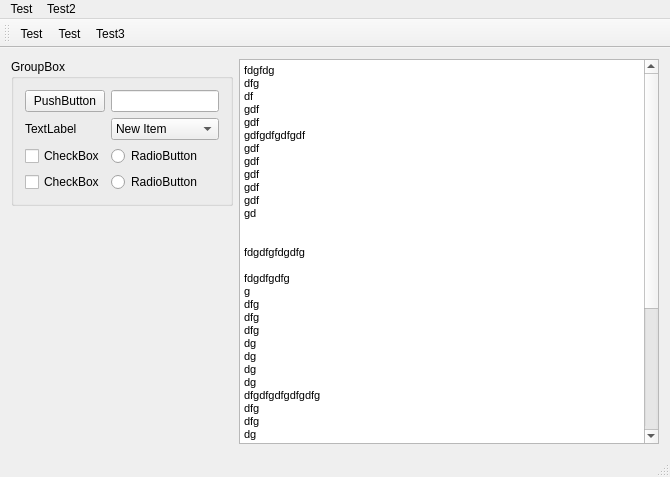
Jorgen-VikingGod/Qt-Frameless-Window-DarkStyle, file mainwindow.ui: the form before one commit.
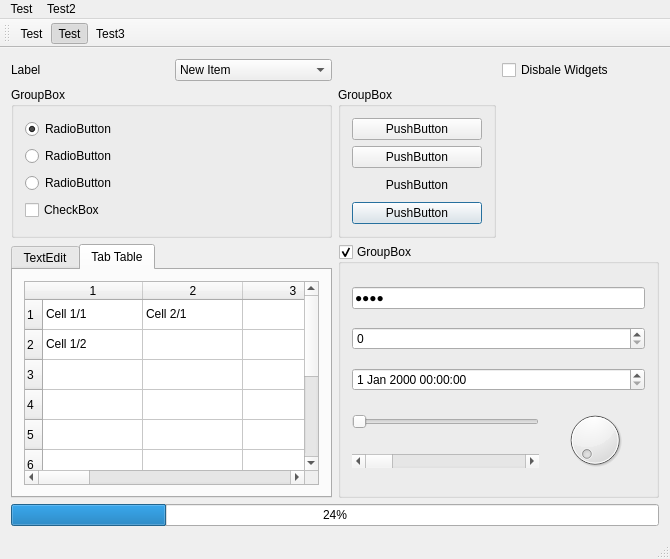
The form after the commit.

Commit message: update stylesheets for disabled elements and add QTreeView and QSlider

```diff
--- a/mainwindow.ui
+++ b/mainwindow.ui
@@ -7,153 +7,350 @@
     <x>0</x>
     <y>0</y>
     <width>670</width>
-    <height>477</height>
+    <height>559</height>
    </rect>
   </property>
   <property name="windowTitle">
    <string>MainWindow</string>
   </property>
   <widget class="QWidget" name="centralWidget">
-   <layout class="QGridLayout" name="gridLayout_2" columnstretch="0,1">
+   <layout class="QGridLayout" name="gridLayout_2">
     <item row="0" column="0">
+     <widget class="QLabel" name="label">
+      <property name="text">
+       <string>Label</string>
+      </property>
+     </widget>
+    </item>
+    <item row="0" column="1">
+     <widget class="QComboBox" name="comboBox">
+      <item>
+       <property name="text">
+        <string>New Item</string>
+       </property>
+      </item>
+      <item>
+       <property name="text">
+        <string>New Item 2</string>
+       </property>
+      </item>
+      <item>
+       <property name="text">
+        <string>New Item 3</string>
+       </property>
+      </item>
+     </widget>
+    </item>
+    <item row="0" column="3">
+     <widget class="QCheckBox" name="checkBox_4">
+      <property name="text">
+       <string>Disbale Widgets</string>
+      </property>
+      <property name="checked">
+       <bool>false</bool>
+      </property>
+     </widget>
+    </item>
+    <item row="1" column="0" colspan="2">
      <widget class="QGroupBox" name="groupBox">
       <property name="title">
        <string>GroupBox</string>
       </property>
-      <layout class="QGridLayout" name="gridLayout">
-       <item row="0" column="0">
-        <widget class="QPushButton" name="pushButton">
-         <property name="text">
-          <string>PushButton</string>
-         </property>
-        </widget>
-       </item>
-       <item row="0" column="1">
-        <widget class="QLineEdit" name="lineEdit"/>
-       </item>
-       <item row="1" column="0">
-        <widget class="QLabel" name="label">
-         <property name="text">
-          <string>TextLabel</string>
-         </property>
-        </widget>
-       </item>
-       <item row="1" column="1">
-        <widget class="QComboBox" name="comboBox">
-         <item>
-          <property name="text">
-           <string>New Item</string>
-          </property>
-         </item>
-         <item>
-          <property name="text">
-           <string>New Item 2</string>
-          </property>
-         </item>
-         <item>
-          <property name="text">
-           <string>New Item 3</string>
-          </property>
-         </item>
-        </widget>
-       </item>
-       <item row="2" column="0">
-        <widget class="QCheckBox" name="checkBox">
-         <property name="text">
-          <string>CheckBox</string>
-         </property>
-        </widget>
-       </item>
-       <item row="2" column="1">
+      <layout class="QVBoxLayout" name="verticalLayout_4">
+       <item>
         <widget class="QRadioButton" name="radioButton">
          <property name="text">
           <string>RadioButton</string>
          </property>
-        </widget>
-       </item>
-       <item row="3" column="0">
-        <widget class="QCheckBox" name="checkBox_2">
-         <property name="text">
-          <string>CheckBox</string>
+         <property name="checked">
+          <bool>true</bool>
          </property>
         </widget>
        </item>
-       <item row="3" column="1">
+       <item>
         <widget class="QRadioButton" name="radioButton_2">
          <property name="text">
           <string>RadioButton</string>
          </property>
         </widget>
        </item>
+       <item>
+        <widget class="QRadioButton" name="radioButton_3">
+         <property name="text">
+          <string>RadioButton</string>
+         </property>
+        </widget>
+       </item>
+       <item>
+        <widget class="QCheckBox" name="checkBox">
+         <property name="text">
+          <string>CheckBox</string>
+         </property>
+         <property name="checkable">
+          <bool>true</bool>
+         </property>
+         <property name="checked">
+          <bool>false</bool>
+         </property>
+         <property name="autoExclusive">
+          <bool>false</bool>
+         </property>
+         <property name="tristate">
+          <bool>true</bool>
+         </property>
+        </widget>
+       </item>
       </layout>
      </widget>
     </item>
-    <item row="0" column="1" rowspan="2">
-     <widget class="QTextEdit" name="textEdit">
-      <property name="html">
-       <string>&lt;!DOCTYPE HTML PUBLIC &quot;-//W3C//DTD HTML 4.0//EN&quot; &quot;http://www.w3.org/TR/REC-html40/strict.dtd&quot;&gt;
+    <item row="1" column="2">
+     <widget class="QGroupBox" name="groupBox_2">
+      <property name="title">
+       <string>GroupBox</string>
+      </property>
+      <layout class="QVBoxLayout" name="verticalLayout_3">
+       <item>
+        <widget class="QPushButton" name="pushButton">
+         <property name="text">
+          <string>PushButton</string>
+         </property>
+        </widget>
+       </item>
+       <item>
+        <widget class="QPushButton" name="pushButton_2">
+         <property name="text">
+          <string>PushButton</string>
+         </property>
+         <property name="checkable">
+          <bool>true</bool>
+         </property>
+        </widget>
+       </item>
+       <item>
+        <widget class="QPushButton" name="pushButton_3">
+         <property name="text">
+          <string>PushButton</string>
+         </property>
+         <property name="flat">
+          <bool>true</bool>
+         </property>
+        </widget>
+       </item>
+       <item>
+        <widget class="QPushButton" name="pushButton_4">
+         <property name="text">
+          <string>PushButton</string>
+         </property>
+         <property name="default">
+          <bool>true</bool>
+         </property>
+        </widget>
+       </item>
+      </layout>
+     </widget>
+    </item>
+    <item row="2" column="0" colspan="2">
+     <widget class="QTabWidget" name="tabWidget">
+      <property name="currentIndex">
+       <number>1</number>
+      </property>
+      <widget class="QWidget" name="tab">
+       <attribute name="title">
+        <string>TextEdit</string>
+       </attribute>
+       <layout class="QVBoxLayout" name="verticalLayout">
+        <item>
+         <widget class="QTextEdit" name="textEdit">
+          <property name="html">
+           <string>&lt;!DOCTYPE HTML PUBLIC &quot;-//W3C//DTD HTML 4.0//EN&quot; &quot;http://www.w3.org/TR/REC-html40/strict.dtd&quot;&gt;
 &lt;html&gt;&lt;head&gt;&lt;meta name=&quot;qrichtext&quot; content=&quot;1&quot; /&gt;&lt;style type=&quot;text/css&quot;&gt;
 p, li { white-space: pre-wrap; }
-&lt;/style&gt;&lt;/head&gt;&lt;body style=&quot; font-family:'MS Shell Dlg 2'; font-size:8.25pt; font-weight:400; font-style:normal;&quot;&gt;
-&lt;p style=&quot; margin-top:0px; margin-bottom:0px; margin-left:0px; margin-right:0px; -qt-block-indent:0; text-indent:0px;&quot;&gt;fdgfdg&lt;/p&gt;
-&lt;p style=&quot; margin-top:0px; margin-bottom:0px; margin-left:0px; margin-right:0px; -qt-block-indent:0; text-indent:0px;&quot;&gt;dfg&lt;/p&gt;
-&lt;p style=&quot; margin-top:0px; margin-bottom:0px; margin-left:0px; margin-right:0px; -qt-block-indent:0; text-indent:0px;&quot;&gt;df&lt;/p&gt;
-&lt;p style=&quot; margin-top:0px; margin-bottom:0px; margin-left:0px; margin-right:0px; -qt-block-indent:0; text-indent:0px;&quot;&gt;gdf&lt;/p&gt;
-&lt;p style=&quot; margin-top:0px; margin-bottom:0px; margin-left:0px; margin-right:0px; -qt-block-indent:0; text-indent:0px;&quot;&gt;gdf&lt;/p&gt;
-&lt;p style=&quot; margin-top:0px; margin-bottom:0px; margin-left:0px; margin-right:0px; -qt-block-indent:0; text-indent:0px;&quot;&gt;gdfgdfgdfgdf&lt;/p&gt;
-&lt;p style=&quot; margin-top:0px; margin-bottom:0px; margin-left:0px; margin-right:0px; -qt-block-indent:0; text-indent:0px;&quot;&gt;gdf&lt;/p&gt;
-&lt;p style=&quot; margin-top:0px; margin-bottom:0px; margin-left:0px; margin-right:0px; -qt-block-indent:0; text-indent:0px;&quot;&gt;gdf&lt;/p&gt;
-&lt;p style=&quot; margin-top:0px; margin-bottom:0px; margin-left:0px; margin-right:0px; -qt-block-indent:0; text-indent:0px;&quot;&gt;gdf&lt;/p&gt;
-&lt;p style=&quot; margin-top:0px; margin-bottom:0px; margin-left:0px; margin-right:0px; -qt-block-indent:0; text-indent:0px;&quot;&gt;gdf&lt;/p&gt;
-&lt;p style=&quot; margin-top:0px; margin-bottom:0px; margin-left:0px; margin-right:0px; -qt-block-indent:0; text-indent:0px;&quot;&gt;gdf&lt;/p&gt;
-&lt;p style=&quot; margin-top:0px; margin-bottom:0px; margin-left:0px; margin-right:0px; -qt-block-indent:0; text-indent:0px;&quot;&gt;gd&lt;/p&gt;
-&lt;p style=&quot;-qt-paragraph-type:empty; margin-top:0px; margin-bottom:0px; margin-left:0px; margin-right:0px; -qt-block-indent:0; text-indent:0px;&quot;&gt;&lt;br /&gt;&lt;/p&gt;
-&lt;p style=&quot;-qt-paragraph-type:empty; margin-top:0px; margin-bottom:0px; margin-left:0px; margin-right:0px; -qt-block-indent:0; text-indent:0px;&quot;&gt;&lt;br /&gt;&lt;/p&gt;
-&lt;p style=&quot; margin-top:0px; margin-bottom:0px; margin-left:0px; margin-right:0px; -qt-block-indent:0; text-indent:0px;&quot;&gt;fdgdfgfdgdfg&lt;/p&gt;
-&lt;p style=&quot;-qt-paragraph-type:empty; margin-top:0px; margin-bottom:0px; margin-left:0px; margin-right:0px; -qt-block-indent:0; text-indent:0px;&quot;&gt;&lt;br /&gt;&lt;/p&gt;
-&lt;p style=&quot; margin-top:0px; margin-bottom:0px; margin-left:0px; margin-right:0px; -qt-block-indent:0; text-indent:0px;&quot;&gt;fdgdfgdfg&lt;/p&gt;
-&lt;p style=&quot; margin-top:0px; margin-bottom:0px; margin-left:0px; margin-right:0px; -qt-block-indent:0; text-indent:0px;&quot;&gt;g&lt;/p&gt;
-&lt;p style=&quot; margin-top:0px; margin-bottom:0px; margin-left:0px; margin-right:0px; -qt-block-indent:0; text-indent:0px;&quot;&gt;dfg&lt;/p&gt;
-&lt;p style=&quot; margin-top:0px; margin-bottom:0px; margin-left:0px; margin-right:0px; -qt-block-indent:0; text-indent:0px;&quot;&gt;dfg&lt;/p&gt;
-&lt;p style=&quot; margin-top:0px; margin-bottom:0px; margin-left:0px; margin-right:0px; -qt-block-indent:0; text-indent:0px;&quot;&gt;dfg&lt;/p&gt;
-&lt;p style=&quot; margin-top:0px; margin-bottom:0px; margin-left:0px; margin-right:0px; -qt-block-indent:0; text-indent:0px;&quot;&gt;dg&lt;/p&gt;
-&lt;p style=&quot; margin-top:0px; margin-bottom:0px; margin-left:0px; margin-right:0px; -qt-block-indent:0; text-indent:0px;&quot;&gt;dg&lt;/p&gt;
-&lt;p style=&quot; margin-top:0px; margin-bottom:0px; margin-left:0px; margin-right:0px; -qt-block-indent:0; text-indent:0px;&quot;&gt;dg&lt;/p&gt;
-&lt;p style=&quot; margin-top:0px; margin-bottom:0px; margin-left:0px; margin-right:0px; -qt-block-indent:0; text-indent:0px;&quot;&gt;dg&lt;/p&gt;
-&lt;p style=&quot; margin-top:0px; margin-bottom:0px; margin-left:0px; margin-right:0px; -qt-block-indent:0; text-indent:0px;&quot;&gt;dfgdfgdfgdfgdfg&lt;/p&gt;
-&lt;p style=&quot; margin-top:0px; margin-bottom:0px; margin-left:0px; margin-right:0px; -qt-block-indent:0; text-indent:0px;&quot;&gt;dfg&lt;/p&gt;
-&lt;p style=&quot; margin-top:0px; margin-bottom:0px; margin-left:0px; margin-right:0px; -qt-block-indent:0; text-indent:0px;&quot;&gt;dfg&lt;/p&gt;
-&lt;p style=&quot; margin-top:0px; margin-bottom:0px; margin-left:0px; margin-right:0px; -qt-block-indent:0; text-indent:0px;&quot;&gt;dg&lt;/p&gt;
-&lt;p style=&quot; margin-top:0px; margin-bottom:0px; margin-left:0px; margin-right:0px; -qt-block-indent:0; text-indent:0px;&quot;&gt;g&lt;/p&gt;
-&lt;p style=&quot;-qt-paragraph-type:empty; margin-top:0px; margin-bottom:0px; margin-left:0px; margin-right:0px; -qt-block-indent:0; text-indent:0px;&quot;&gt;&lt;br /&gt;&lt;/p&gt;
-&lt;p style=&quot;-qt-paragraph-type:empty; margin-top:0px; margin-bottom:0px; margin-left:0px; margin-right:0px; -qt-block-indent:0; text-indent:0px;&quot;&gt;&lt;br /&gt;&lt;/p&gt;
-&lt;p style=&quot;-qt-paragraph-type:empty; margin-top:0px; margin-bottom:0px; margin-left:0px; margin-right:0px; -qt-block-indent:0; text-indent:0px;&quot;&gt;&lt;br /&gt;&lt;/p&gt;
-&lt;p style=&quot;-qt-paragraph-type:empty; margin-top:0px; margin-bottom:0px; margin-left:0px; margin-right:0px; -qt-block-indent:0; text-indent:0px;&quot;&gt;&lt;br /&gt;&lt;/p&gt;
-&lt;p style=&quot;-qt-paragraph-type:empty; margin-top:0px; margin-bottom:0px; margin-left:0px; margin-right:0px; -qt-block-indent:0; text-indent:0px;&quot;&gt;&lt;br /&gt;&lt;/p&gt;
-&lt;p style=&quot;-qt-paragraph-type:empty; margin-top:0px; margin-bottom:0px; margin-left:0px; margin-right:0px; -qt-block-indent:0; text-indent:0px;&quot;&gt;&lt;br /&gt;&lt;/p&gt;
-&lt;p style=&quot;-qt-paragraph-type:empty; margin-top:0px; margin-bottom:0px; margin-left:0px; margin-right:0px; -qt-block-indent:0; text-indent:0px;&quot;&gt;&lt;br /&gt;&lt;/p&gt;
-&lt;p style=&quot; margin-top:0px; margin-bottom:0px; margin-left:0px; margin-right:0px; -qt-block-indent:0; text-indent:0px;&quot;&gt;fdgdfgdfgfd&lt;/p&gt;
-&lt;p style=&quot; margin-top:0px; margin-bottom:0px; margin-left:0px; margin-right:0px; -qt-block-indent:0; text-indent:0px;&quot;&gt;df&lt;/p&gt;
-&lt;p style=&quot; margin-top:0px; margin-bottom:0px; margin-left:0px; margin-right:0px; -qt-block-indent:0; text-indent:0px;&quot;&gt;gdf&lt;/p&gt;
-&lt;p style=&quot; margin-top:0px; margin-bottom:0px; margin-left:0px; margin-right:0px; -qt-block-indent:0; text-indent:0px;&quot;&gt;gd&lt;/p&gt;
-&lt;p style=&quot; margin-top:0px; margin-bottom:0px; margin-left:0px; margin-right:0px; -qt-block-indent:0; text-indent:0px;&quot;&gt;gdg&lt;/p&gt;
-&lt;p style=&quot;-qt-paragraph-type:empty; margin-top:0px; margin-bottom:0px; margin-left:0px; margin-right:0px; -qt-block-indent:0; text-indent:0px;&quot;&gt;&lt;br /&gt;&lt;/p&gt;
-&lt;p style=&quot; margin-top:0px; margin-bottom:0px; margin-left:0px; margin-right:0px; -qt-block-indent:0; text-indent:0px;&quot;&gt;gdfgdfg&lt;/p&gt;&lt;/body&gt;&lt;/html&gt;</string>
-      </property>
+&lt;/style&gt;&lt;/head&gt;&lt;body style=&quot; font-family:'.SF NS Text'; font-size:13pt; font-weight:400; font-style:normal;&quot;&gt;
+&lt;p style=&quot; margin-top:0px; margin-bottom:0px; margin-left:0px; margin-right:0px; -qt-block-indent:0; text-indent:0px;&quot;&gt;test&lt;br /&gt;test&lt;br /&gt;test&lt;br /&gt;test&lt;br /&gt;test&lt;br /&gt;test&lt;br /&gt;test&lt;br /&gt;test&lt;br /&gt;test&lt;br /&gt;test&lt;br /&gt;test&lt;br /&gt;test&lt;br /&gt;test&lt;br /&gt;test&lt;br /&gt;test&lt;br /&gt;test&lt;br /&gt;test&lt;br /&gt;test&lt;br /&gt;test&lt;br /&gt;test&lt;br /&gt;test&lt;br /&gt;test&lt;br /&gt;test&lt;br /&gt;test&lt;br /&gt;test&lt;br /&gt;test&lt;br /&gt;test&lt;br /&gt;test&lt;br /&gt;test&lt;br /&gt;test&lt;br /&gt;test&lt;br /&gt;test&lt;br /&gt;test&lt;br /&gt;test&lt;br /&gt;test&lt;br /&gt;test&lt;br /&gt;test&lt;br /&gt;test&lt;br /&gt;test&lt;br /&gt;test&lt;br /&gt;test&lt;br /&gt;test&lt;br /&gt;test&lt;br /&gt;test&lt;br /&gt;test&lt;br /&gt;test&lt;br /&gt;test&lt;br /&gt;test&lt;br /&gt;test&lt;br /&gt;test&lt;br /&gt;test&lt;br /&gt;test&lt;br /&gt;test&lt;br /&gt;test&lt;br /&gt;test&lt;br /&gt;test&lt;br /&gt;test&lt;br /&gt;test&lt;br /&gt;test&lt;br /&gt;test&lt;br /&gt;test&lt;br /&gt;test&lt;br /&gt;test&lt;br /&gt;test&lt;br /&gt;test&lt;br /&gt;test&lt;br /&gt;&lt;/p&gt;&lt;/body&gt;&lt;/html&gt;</string>
+          </property>
+         </widget>
+        </item>
+       </layout>
+      </widget>
+      <widget class="QWidget" name="tab_2">
+       <attribute name="title">
+        <string>Tab Table</string>
+       </attribute>
+       <layout class="QVBoxLayout" name="verticalLayout_2">
+        <item>
+         <widget class="QTableWidget" name="tableWidget">
+          <row>
+           <property name="text">
+            <string>1</string>
+           </property>
+          </row>
+          <row>
+           <property name="text">
+            <string>2</string>
+           </property>
+          </row>
+          <row>
+           <property name="text">
+            <string>3</string>
+           </property>
+          </row>
+          <row>
+           <property name="text">
+            <string>4</string>
+           </property>
+          </row>
+          <row>
+           <property name="text">
+            <string>5</string>
+           </property>
+          </row>
+          <row>
+           <property name="text">
+            <string>6</string>
+           </property>
+          </row>
+          <row>
+           <property name="text">
+            <string>7</string>
+           </property>
+          </row>
+          <row>
+           <property name="text">
+            <string>8</string>
+           </property>
+          </row>
+          <row>
+           <property name="text">
+            <string>9</string>
+           </property>
+          </row>
+          <row>
+           <property name="text">
+            <string>10</string>
+           </property>
+          </row>
+          <column>
+           <property name="text">
+            <string>1</string>
+           </property>
+          </column>
+          <column>
+           <property name="text">
+            <string>2</string>
+           </property>
+          </column>
+          <column>
+           <property name="text">
+            <string>3</string>
+           </property>
+          </column>
+          <column>
+           <property name="text">
+            <string>4</string>
+           </property>
+          </column>
+          <column>
+           <property name="text">
+            <string>5</string>
+           </property>
+          </column>
+          <column>
+           <property name="text">
+            <string>6</string>
+           </property>
+          </column>
+          <column>
+           <property name="text">
+            <string>7</string>
+           </property>
+          </column>
+          <column>
+           <property name="text">
+            <string>8</string>
+           </property>
+          </column>
+          <column>
+           <property name="text">
+            <string>9</string>
+           </property>
+          </column>
+          <column>
+           <property name="text">
+            <string>10</string>
+           </property>
+          </column>
+          <item row="0" column="0">
+           <property name="text">
+            <string>Cell 1/1</string>
+           </property>
+          </item>
+          <item row="0" column="1">
+           <property name="text">
+            <string>Cell 2/1</string>
+           </property>
+          </item>
+          <item row="1" column="0">
+           <property name="text">
+            <string>Cell 1/2</string>
+           </property>
+          </item>
+         </widget>
+        </item>
+       </layout>
+      </widget>
      </widget>
     </item>
-    <item row="1" column="0">
-     <spacer name="verticalSpacer">
-      <property name="orientation">
-       <enum>Qt::Vertical</enum>
+    <item row="2" column="2" colspan="2">
+     <widget class="QGroupBox" name="groupBox_3">
+      <property name="title">
+       <string>GroupBox</string>
       </property>
-      <property name="sizeHint" stdset="0">
-       <size>
-        <width>20</width>
-        <height>239</height>
-       </size>
+      <property name="checkable">
+       <bool>true</bool>
       </property>
-     </spacer>
+      <layout class="QGridLayout" name="gridLayout">
+       <item row="0" column="0" colspan="2">
+        <widget class="QLineEdit" name="lineEdit">
+         <property name="text">
+          <string>test</string>
+         </property>
+         <property name="echoMode">
+          <enum>QLineEdit::Password</enum>
+         </property>
+        </widget>
+       </item>
+       <item row="1" column="0" colspan="2">
+        <widget class="QSpinBox" name="spinBox"/>
+       </item>
+       <item row="2" column="0" colspan="2">
+        <widget class="QDateTimeEdit" name="dateTimeEdit"/>
+       </item>
+       <item row="3" column="0">
+        <widget class="QSlider" name="horizontalSlider">
+         <property name="orientation">
+          <enum>Qt::Horizontal</enum>
+         </property>
+        </widget>
+       </item>
+       <item row="3" column="1" rowspan="2">
+        <widget class="QDial" name="dial"/>
+       </item>
+       <item row="4" column="0">
+        <widget class="QScrollBar" name="horizontalScrollBar">
+         <property name="orientation">
+          <enum>Qt::Horizontal</enum>
+         </property>
+        </widget>
+       </item>
+      </layout>
+     </widget>
+    </item>
+    <item row="3" column="0" colspan="4">
+     <widget class="QProgressBar" name="progressBar">
+      <property name="value">
+       <number>24</number>
+      </property>
+     </widget>
     </item>
    </layout>
   </widget>
@@ -209,6 +406,12 @@
    </property>
   </action>
   <action name="actionTest_2">
+   <property name="checkable">
+    <bool>true</bool>
+   </property>
+   <property name="checked">
+    <bool>true</bool>
+   </property>
    <property name="text">
     <string>Test</string>
    </property>
```
Left out of the diff: 171 changed lines with no effect on the pictures. The commit also changes 4 other files.
